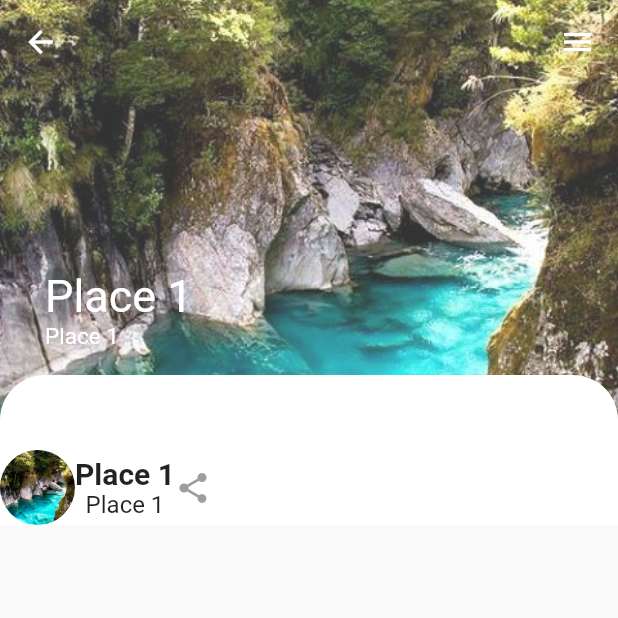
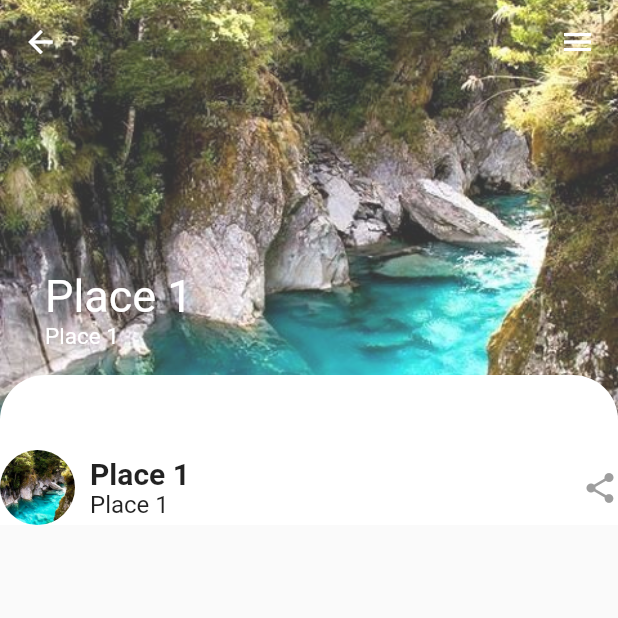
Before and after one commit to gulsenkeskin/travel-blog, a Flutter app: the screen it shows after launch, after a tap on "Place 1", on a phone screen of 412 x 824 dp, the top half of it. Run offline on Flutter 3.47's test engine with Material 2 defaults, Android fonts, the phone set to English and light mode, and no system bars.

Commit message:
Update detial.dart
Spacer(), => add to space

```diff
--- a/lib/detial.dart
+++ b/lib/detial.dart
@@ -83,7 +83,10 @@ class DetailPage extends StatelessWidget {
             fit: BoxFit.cover,
           ),
         ),
-        Column(
+        Padding(
+          padding: const EdgeInsets.only(left:10 ),
+          child: Column(
+            crossAxisAlignment: CrossAxisAlignment.start,
             children: [
               Text(
                 travel.name,
@@ -95,6 +98,8 @@ class DetailPage extends StatelessWidget {
               ),
             ],
           ),
+        ),
+        Spacer(),
         Icon(
           Icons.share,
           color: Colors.grey,
```
Lines whose indentation alone changed are shown as unchanged.
